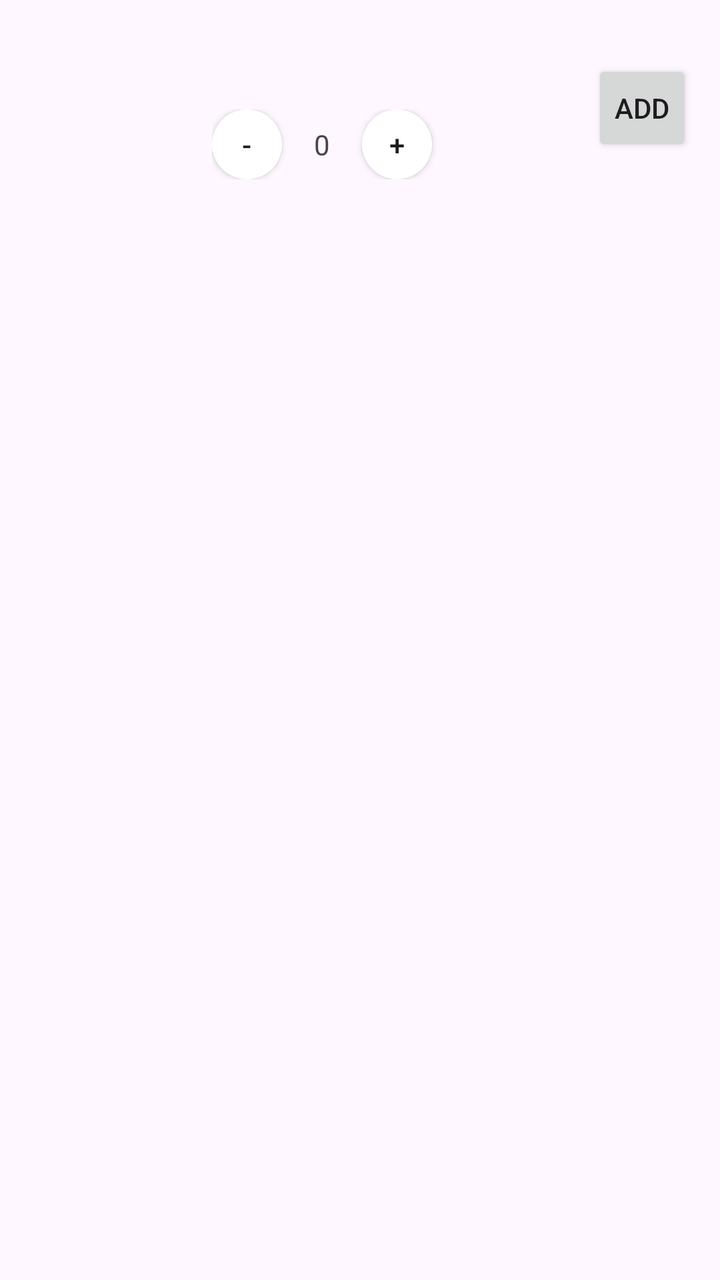
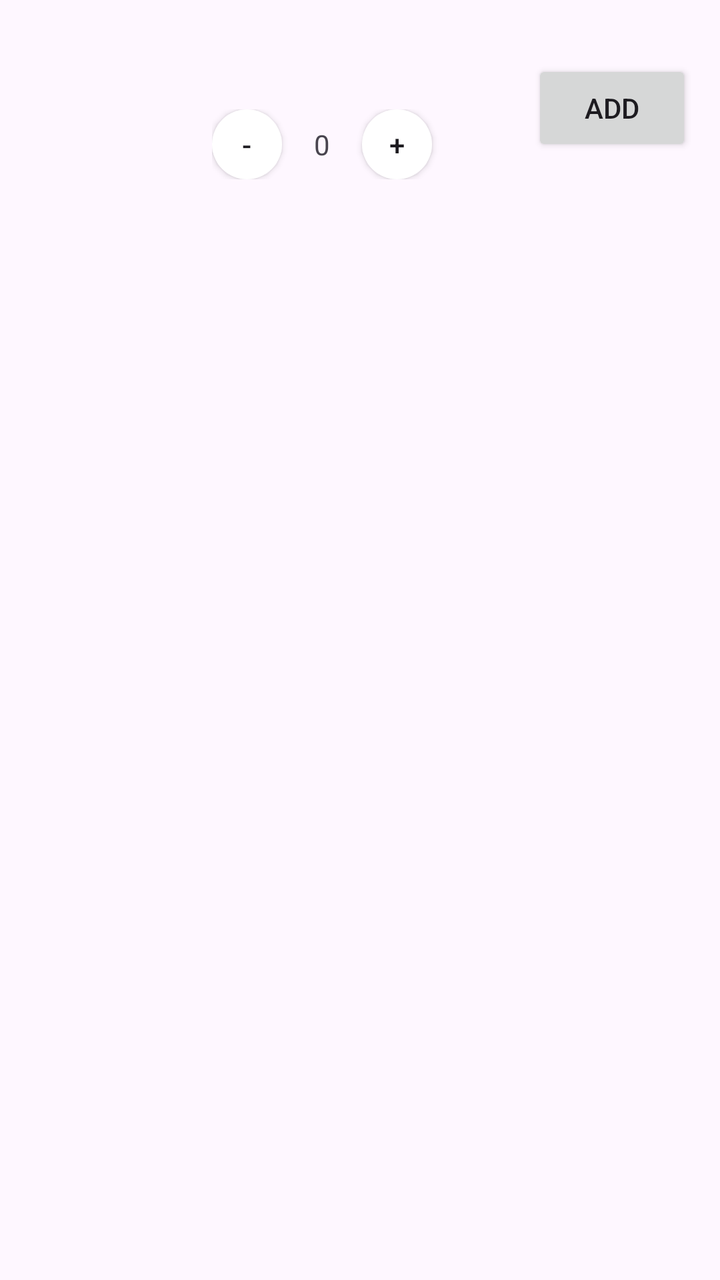

Two renders of the same Android screen: before a commit and after it. Below are the layout's source before the change and the commit's diff.
<!-- AndroidManifest.xml: application theme Theme.DataGottaTaste -->
<!-- res/layout/item_list_recipe.xml -->
<?xml version="1.0" encoding="utf-8"?>
<LinearLayout xmlns:android="http://schemas.android.com/apk/res/android"
    android:layout_width="match_parent"
    android:layout_height="wrap_content"
    android:orientation="horizontal"
    android:padding="14dp">

    <androidx.appcompat.widget.AppCompatImageView
        android:id="@+id/imageView"
        android:layout_width="76dp"
        android:layout_height="76dp"
        android:scaleType="centerCrop" />

    <LinearLayout
        android:layout_width="0dp"
        android:layout_height="wrap_content"
        android:layout_marginStart="16dp"
        android:layout_weight="1"
        android:orientation="vertical">

        <TextView
            android:id="@+id/textViewName"
            android:layout_width="wrap_content"
            android:layout_height="wrap_content"
            android:textSize="16sp" />

        <TextView
            android:id="@+id/textViewCal"
            android:layout_width="wrap_content"
            android:layout_height="wrap_content"
            android:textSize="14sp" />

        <LinearLayout
            android:layout_width="match_parent"
            android:layout_height="wrap_content"
            android:orientation="horizontal">


            <Button
                android:id="@+id/minusBtn"
                android:layout_width="35dp"

                android:background="@drawable/rounded_button"
                android:text="-"
                android:padding="0px"
                android:layout_height="35dp">

            </Button>

            <TextView
                android:id="@+id/quentityTw"
                android:layout_marginStart="16dp"
                android:layout_width="wrap_content"
                android:text="0"

                android:layout_height="wrap_content"/>
            <Button
                android:id="@+id/plusBtn"
                android:text="+"
                android:padding="0px"
                android:layout_marginStart="16dp"
                android:background="@drawable/rounded_button"
                android:layout_width="35dp"

                android:layout_height="35dp"/>
        </LinearLayout>
    </LinearLayout>

    <Button
        android:id="@+id/checkBox"
        android:text="add"
        android:padding="0px"

        android:layout_width="50dp"
        android:layout_height="wrap_content"
        android:layout_marginStart="16dp"
        android:layout_marginTop="16dp"/>>

</LinearLayout>
<!-- resources referenced by this layout -->
<resources>
  <!-- drawable rounded_button (drawable) -->
  <?xml version="1.0" encoding="utf-8"?>
  <shape xmlns:android="http://schemas.android.com/apk/res/android"
      android:shape="rectangle">
      <solid android:color="#FFFFFF" /> 
      <corners android:radius="50dp" /> 
  
  </shape>
  <style name="Theme.DataGottaTaste" parent="Base.Theme.DataGottaTaste" />
  <style name="Base.Theme.DataGottaTaste" parent="Theme.Material3.DayNight">
          
          
      </style>
</resources>

<!-- the commit's change to res/layout/item_list_recipe.xml (unified diff, before → after) -->
@@ -67,11 +67,11 @@
     </LinearLayout>
 
     <Button
-        android:id="@+id/checkBox"
+        android:id="@+id/addToDietDayBtn"
         android:text="add"
         android:padding="0px"
 
-        android:layout_width="50dp"
+        android:layout_width="80dp"
         android:layout_height="wrap_content"
         android:layout_marginStart="16dp"
         android:layout_marginTop="16dp"/>>
